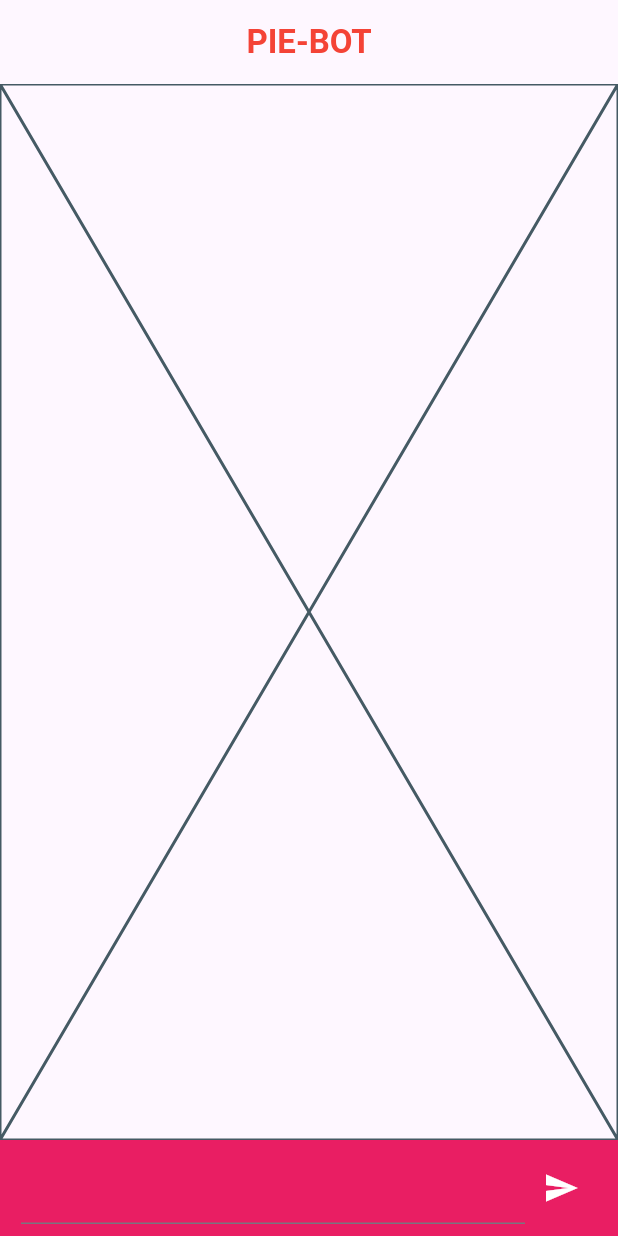
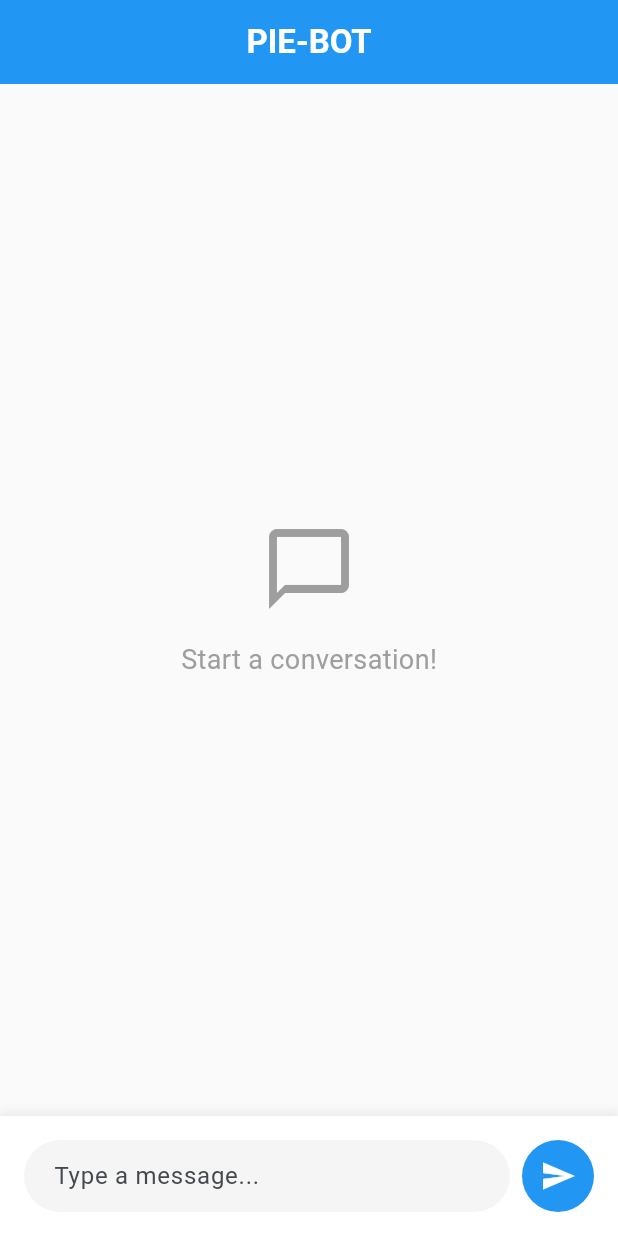
Before and after one commit to Sampanna-Barakoti/Simple-Chatbot, a Flutter app: the screen it shows after launch, on a phone screen of 412 x 824 dp. Run offline on Flutter 3.47's test engine with Material 3 defaults, Android fonts, the phone set to English and light mode, and no system bars; missing offline and left inert: dialog_flowtter.

```diff
--- a/lib/Message.dart
+++ /dev/null
@@ -1,16 +0,0 @@
-import 'package:flutter/material.dart';
-
-class MessageScreen extends StatefulWidget {
-  final List messages;
-  const MessageScreen({super.key, required this.messages});
-
-  @override
-  State<MessageScreen> createState() => _MessagesState();
-}
-
-class _MessagesState extends State<MessageScreen> {
-  @override
-  Widget build(BuildContext context) {
-    return const Placeholder();
-  }
-}
--- a/lib/home.dart
+++ b/lib/home.dart
@@ -1,6 +1,6 @@
 import 'package:dialog_flowtter/dialog_flowtter.dart';
 import 'package:flutter/material.dart';
-import 'package:chatbot/Message.dart';
+import 'package:chatbot/messages_screen.dart';
 
 class Home extends StatefulWidget {
   const Home({super.key});
@@ -10,74 +10,193 @@ class Home extends StatefulWidget {
 }
 
 class _HomeState extends State<Home> {
-  late DialogFlowtter dialogFlowtter;
+  DialogFlowtter? dialogFlowtter;
   final TextEditingController _controller = TextEditingController();
+  final ScrollController _scrollController = ScrollController();
+  bool _isLoading = false;
 
   List<Map<String, dynamic>> messages = [];
 
   @override
   void initState() {
-    DialogFlowtter.fromFile().then((instance) => dialogFlowtter = instance);
     super.initState();
+    _initializeDialogFlow();
   }
 
+  _initializeDialogFlow() async {
+    try {
+      dialogFlowtter = await DialogFlowtter.fromFile();
+    } catch (e) {
+      // DialogFlow initialization failed - will use fallback responses
+    }
+  }
+
+  @override
   Widget build(BuildContext context) {
     return Scaffold(
+      backgroundColor: Colors.grey.shade50,
       appBar: AppBar(
+        elevation: 0,
+        backgroundColor: Colors.blue,
         title: Text(
           "PIE-BOT",
-          style: TextStyle(color: Colors.red, fontWeight: FontWeight.bold),
+          style: TextStyle(color: Colors.white, fontWeight: FontWeight.bold),
         ),
         centerTitle: true,
       ),
-      body: Container(
-        child: Column(
+      body: Column(
         children: [
-            Expanded(child: MessageScreen(messages: messages)),
+          Expanded(
+            child: MessagesScreen(messages: messages, scrollController: _scrollController),
+          ),
+          if (_isLoading)
             Container(
-              padding: EdgeInsets.symmetric(horizontal: 14, vertical: 8),
-              color: Colors.pink,
+              padding: EdgeInsets.all(16),
+              child: Row(
+                children: [
+                  SizedBox(
+                    width: 20,
+                    height: 20,
+                    child: CircularProgressIndicator(strokeWidth: 2),
+                  ),
+                  SizedBox(width: 12),
+                  Text('Bot is typing...', style: TextStyle(color: Colors.grey)),
+                ],
+              ),
+            ),
+          Container(
+            padding: EdgeInsets.all(16),
+            decoration: BoxDecoration(
+              color: Colors.white,
+              boxShadow: [
+                BoxShadow(
+                  color: Colors.grey.withValues(alpha: 0.2),
+                  spreadRadius: 1,
+                  blurRadius: 5,
+                  offset: Offset(0, -2),
+                ),
+              ],
+            ),
             child: Row(
               children: [
                 Expanded(
+                  child: Container(
+                    decoration: BoxDecoration(
+                      color: Colors.grey.shade100,
+                      borderRadius: BorderRadius.circular(25),
+                    ),
                     child: TextField(
-                      cursorColor: Colors.white,
                       controller: _controller,
-                      style: TextStyle(color: Colors.white),
+                      decoration: InputDecoration(
+                        hintText: 'Type a message...',
+                        border: InputBorder.none,
+                        contentPadding: EdgeInsets.symmetric(horizontal: 20, vertical: 12),
+                      ),
+                      onSubmitted: (text) {
+                        if (text.isNotEmpty) {
+                          sendMessage(text);
+                          _controller.clear();
+                        }
+                      },
                     ),
                   ),
-                  IconButton(
-                    onPressed: () {},
-                    icon: Icon(Icons.send),
-                    color: Colors.white,
+                ),
+                SizedBox(width: 8),
+                Container(
+                  decoration: BoxDecoration(
+                    color: Colors.blue,
+                    shape: BoxShape.circle,
+                  ),
+                  child: IconButton(
+                    onPressed: _isLoading ? null : () {
+                      if (_controller.text.isNotEmpty) {
+                        sendMessage(_controller.text);
+                        _controller.clear();
+                      }
+                    },
+                    icon: Icon(Icons.send, color: Colors.white),
+                  ),
                 ),
               ],
             ),
           ),
         ],
       ),
-      ),
     );
   }
 
   sendMessage(String text) async {
-    if (text.isEmpty) {
-      showDialog(
-        context: context,
-        builder:
-            (context) => AlertDialog(
-              title: Text("Error"),
-              content: Text("Please enter a message"),
-              actions: [
-                TextButton(
-                  onPressed: () => Navigator.pop(context),
-                  child: Text("OK"),
-                ),
-              ],
-            ),
+    if (text.trim().isEmpty) return;
+
+    setState(() {
+      messages.add({
+        'text': text,
+        'isUserMessage': true,
+      });
+      _isLoading = true;
+    });
+
+    _scrollToBottom();
+
+    try {
+      if (dialogFlowtter != null) {
+        DetectIntentResponse response = await dialogFlowtter!.detectIntent(
+          queryInput: QueryInput(text: TextInput(text: text)),
         );
+
+        String botResponse = 'Sorry, I didn\'t understand that.';
+        if (response.message != null && response.message!.text != null) {
+          botResponse = response.message!.text!.text!.isNotEmpty
+              ? response.message!.text!.text![0]
+              : botResponse;
+        }
+
+        setState(() {
+          messages.add({
+            'text': botResponse,
+            'isUserMessage': false,
+          });
+        });
       } else {
-      setState(() {});
+        // Fallback response when DialogFlow is not initialized
+        setState(() {
+          messages.add({
+            'text': 'Hello! I\'m PIE-BOT. DialogFlow is not configured yet, but I\'m here to chat!',
+            'isUserMessage': false,
+          });
+        });
+      }
+    } catch (e) {
+      setState(() {
+        messages.add({
+          'text': 'Sorry, I encountered an error. Please try again.',
+          'isUserMessage': false,
+        });
+      });
+    } finally {
+      setState(() {
+        _isLoading = false;
+      });
+      _scrollToBottom();
     }
   }
+
+  _scrollToBottom() {
+    WidgetsBinding.instance.addPostFrameCallback((_) {
+      if (_scrollController.hasClients) {
+        _scrollController.animateTo(
+          _scrollController.position.maxScrollExtent,
+          duration: Duration(milliseconds: 300),
+          curve: Curves.easeOut,
+        );
       }
+    });
+  }
+
+  @override
+  void dispose() {
+    _controller.dispose();
+    _scrollController.dispose();
+    super.dispose();
+  }
+}
--- a/lib/main.dart
+++ b/lib/main.dart
@@ -12,9 +12,10 @@ class MyApp extends StatelessWidget {
   @override
   Widget build(BuildContext context) {
     return MaterialApp(
-      title: 'Flutter Demo',
+      title: 'PIE-BOT Chatbot',
       theme: ThemeData(
-        colorScheme: ColorScheme.fromSeed(seedColor: Colors.deepPurple),
+        colorScheme: ColorScheme.fromSeed(seedColor: Colors.blue),
+        useMaterial3: true,
       ),
       debugShowCheckedModeBanner: false,
       home: Home(),
--- /dev/null
+++ b/lib/messages_screen.dart
@@ -0,0 +1,84 @@
+import 'package:flutter/material.dart';
+
+class MessagesScreen extends StatefulWidget {
+  final List<Map<String, dynamic>> messages;
+  final ScrollController? scrollController;
+  const MessagesScreen({super.key, required this.messages, this.scrollController});
+
+  @override
+  MessagesScreenState createState() => MessagesScreenState();
+}
+
+class MessagesScreenState extends State<MessagesScreen> {
+  @override
+  Widget build(BuildContext context) {
+    if (widget.messages.isEmpty) {
+      return Center(
+        child: Column(
+          mainAxisAlignment: MainAxisAlignment.center,
+          children: [
+            Icon(Icons.chat_bubble_outline, size: 64, color: Colors.grey),
+            SizedBox(height: 16),
+            Text(
+              'Start a conversation!',
+              style: TextStyle(fontSize: 18, color: Colors.grey),
+            ),
+          ],
+        ),
+      );
+    }
+
+    return ListView.builder(
+      controller: widget.scrollController,
+      padding: EdgeInsets.all(16),
+      itemCount: widget.messages.length,
+      itemBuilder: (context, index) {
+        final message = widget.messages[index];
+        final isUser = message['isUserMessage'] ?? false;
+        final text = message['text'] ?? '';
+
+        return Container(
+          margin: EdgeInsets.only(bottom: 16),
+          child: Row(
+            mainAxisAlignment: isUser ? MainAxisAlignment.end : MainAxisAlignment.start,
+            crossAxisAlignment: CrossAxisAlignment.start,
+            children: [
+              if (!isUser) ...[
+                CircleAvatar(
+                  radius: 16,
+                  backgroundColor: Colors.blue.shade100,
+                  child: Icon(Icons.smart_toy, size: 18, color: Colors.blue),
+                ),
+                SizedBox(width: 8),
+              ],
+              Flexible(
+                child: Container(
+                  padding: EdgeInsets.symmetric(horizontal: 16, vertical: 12),
+                  decoration: BoxDecoration(
+                    color: isUser ? Colors.blue : Colors.grey.shade100,
+                    borderRadius: BorderRadius.circular(20),
+                  ),
+                  child: Text(
+                    text,
+                    style: TextStyle(
+                      color: isUser ? Colors.white : Colors.black87,
+                      fontSize: 16,
+                    ),
+                  ),
+                ),
+              ),
+              if (isUser) ...[
+                SizedBox(width: 8),
+                CircleAvatar(
+                  radius: 16,
+                  backgroundColor: Colors.blue,
+                  child: Icon(Icons.person, size: 18, color: Colors.white),
+                ),
+              ],
+            ],
+          ),
+        );
+      },
+    );
+  }
+}
--- a/pubspec.yaml
+++ b/pubspec.yaml
@@ -57,10 +57,8 @@ flutter:
   # the material Icons class.
   uses-material-design: true
 
-  # To add assets to your application, add an assets section, like this:
-  # assets:
-  #   - images/a_dot_burr.jpeg
-  #   - images/a_dot_ham.jpeg
+  assets:
+    - assets/
 
   # An image asset can refer to one or more resolution-specific "variants", see
   # https://flutter.dev/to/resolution-aware-images
```
Also changed, not shown: assets/dialog_flow_auth.json (added, +13 -0 lines), assets/key_flow_auth.json (deleted, +0 -13 lines), 1 other file. Lines whose indentation alone changed are shown as unchanged.
